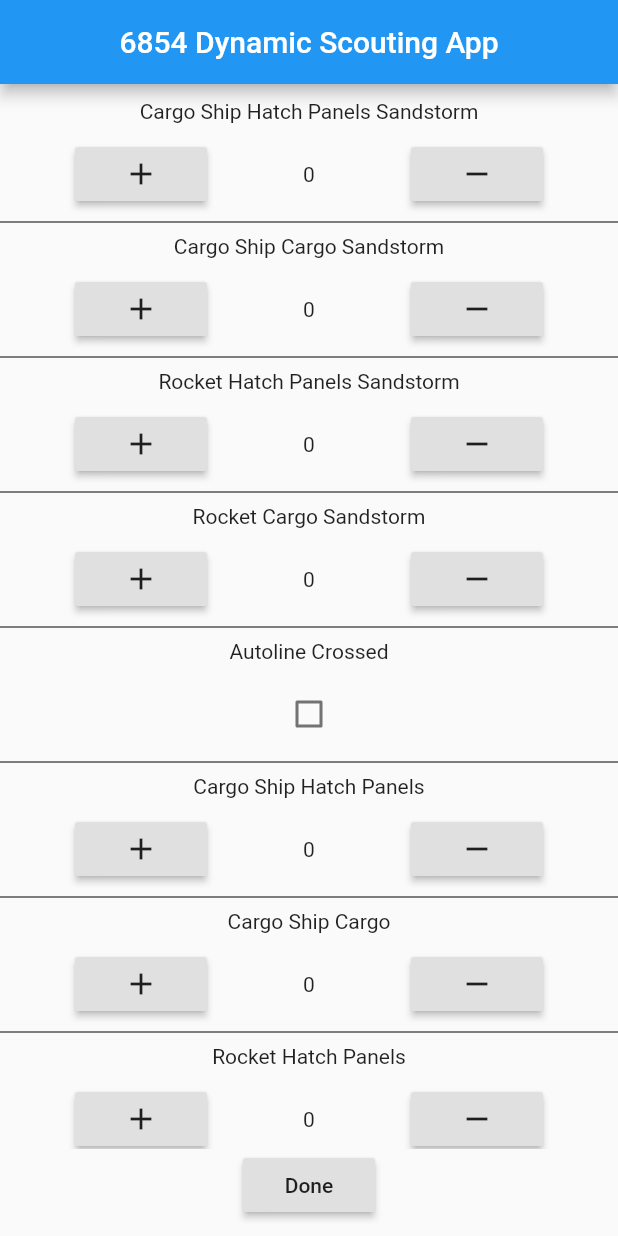
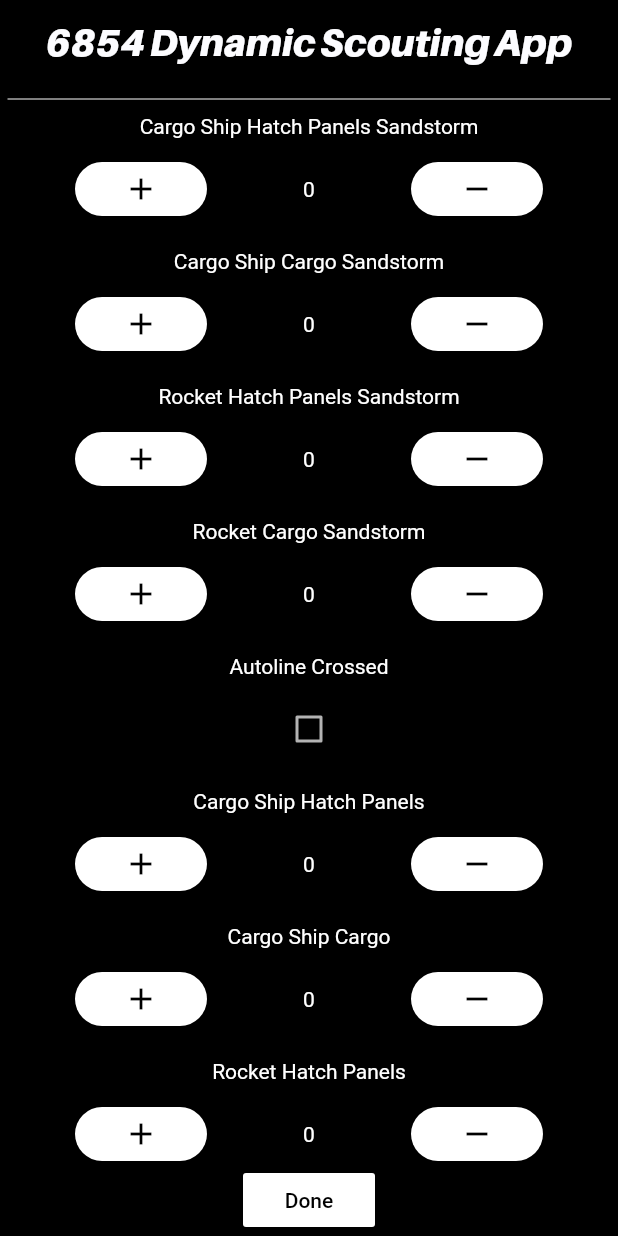
Before and after one commit to FRC6854/VikingScouter, a Flutter app: the screen it shows after launch, on a phone screen of 412 x 824 dp. Run offline on Flutter 3.47's test engine with Material 2 defaults, Android fonts, the phone set to English and light mode, and no system bars.

Commit message:
Fancy Update

```diff
--- a/lib/main.dart
+++ b/lib/main.dart
@@ -3,6 +3,7 @@ import 'models/items.dart';
 import 'templates/counter.dart';
 import 'templates/number.dart';
 import 'templates/checkbox.dart';
+import 'util/constants.dart';
 
 void main() => runApp(MyApp());
 
@@ -12,10 +13,7 @@ class MyApp extends StatelessWidget {
   @override
   Widget build(BuildContext context) {
     return MaterialApp(
-      title: 'Flutter Demo',
-      theme: ThemeData(
-        primarySwatch: Colors.blue,
-      ),
+      theme: Constants.darkTheme,
       home: MyHomePage(),
     );
   }
@@ -31,14 +29,18 @@ class _MyHomePageState extends State<MyHomePage> {
   Widget build(BuildContext context) {
     return Scaffold(
       appBar: AppBar(
-        title: Text("6854 Dynamic Scouting App"),
+        title: Text("6854 Dynamic Scouting App", style: TextStyle(
+          fontSize: 25,
+          fontWeight: FontWeight.w500,
+          fontFamily: 'Aileron',
+          )),
         centerTitle: true,
       ),
       body: Center(
         child: Container(
-          margin: EdgeInsets.fromLTRB(0, 10, 0, 10),
           child: Column(
             children: <Widget>[
+              Divider(height: 20, color: Constants.darkAccent, indent: 5, endIndent: 5,),
               Expanded(
                 child: ListView.separated(
                   separatorBuilder: (context, index) => Divider(
@@ -59,7 +61,12 @@ class _MyHomePageState extends State<MyHomePage> {
                 ),
               ),
 
-              RaisedButton(child: Text("Done"), onPressed: () => printData())
+              RaisedButton(
+                child: Text("Done"),
+                onPressed: () => printData(),
+                color: Constants.darkAccent,
+                textColor: Constants.darkBG,
+              )
             ],
           )
         ),
--- a/lib/templates/checkbox.dart
+++ b/lib/templates/checkbox.dart
@@ -1,4 +1,5 @@
 import 'package:flutter/material.dart';
+import 'package:dynamic_scouting_app/util/constants.dart';
 
 Widget checkboxWidget (String name, int value, int index, Function onChange) {
   bool checkboxValue;
@@ -17,6 +18,8 @@ Widget checkboxWidget (String name, int value, int index, Function onChange) {
         Checkbox(
           value: checkboxValue,
           onChanged: (boolValue) => onChange(index, boolValue),
+          checkColor: Constants.darkAccent,
+          activeColor: Constants.darkBG,
         )
       ],
     )
--- a/lib/templates/counter.dart
+++ b/lib/templates/counter.dart
@@ -1,4 +1,5 @@
 import 'package:flutter/material.dart';
+import 'package:dynamic_scouting_app/util/constants.dart';
 
 Widget counterWidget (String name, int value, int index, Function onPushMethod) {
   return Container(
@@ -10,14 +11,24 @@ Widget counterWidget (String name, int value, int index, Function onPushMethod)
         Row(
           mainAxisAlignment: MainAxisAlignment.spaceBetween,
           children: <Widget>[
-            RaisedButton(
-              child: Icon(Icons.add),
-              onPressed: () => onPushMethod(index, 1),
+            Container(
+              child: RaisedButton(
+                child: Icon(Icons.add),
+                onPressed: () => onPushMethod(index, 1),
+                shape: new RoundedRectangleBorder(borderRadius: new BorderRadius.circular(30.0)),
+                color: Constants.darkAccent,
+                textColor: Constants.darkBG,
+              ),
             ),
             Text(value.toString()),
-            RaisedButton(
-              child: Icon(Icons.remove),
-              onPressed: () => onPushMethod(index, -1),
+            Container(
+              child: RaisedButton(
+                child: Icon(Icons.remove),
+                onPressed: () => onPushMethod(index, -1),
+                shape: new RoundedRectangleBorder(borderRadius: new BorderRadius.circular(30.0)),
+                color: Constants.darkAccent,
+                textColor: Constants.darkBG,
+              ),
             ),
           ],
         )
--- /dev/null
+++ b/lib/util/constants.dart
@@ -0,0 +1,33 @@
+import 'package:flutter/material.dart';
+import 'package:flutter/services.dart';
+
+class Constants {
+  //Colors for theme
+  static Color lightPrimary = Color(0xfffcfcff);
+  static Color darkPrimary = Colors.black;
+  static Color lightAccent = Colors.blueGrey[900];
+  static Color darkAccent = Colors.white;
+  static Color lightBG = Color(0xfffcfcff);
+  static Color darkBG = Colors.black;
+  static Color badgeColor = Colors.red;
+
+  static ThemeData darkTheme = ThemeData(
+    brightness: Brightness.dark,
+    backgroundColor: darkBG,
+    primaryColor: darkPrimary,
+    accentColor: darkAccent,
+    scaffoldBackgroundColor: darkBG,
+    cursorColor: darkAccent,
+    appBarTheme: AppBarTheme(
+      elevation: 1,
+      textTheme: TextTheme(
+        title: TextStyle(
+          color: lightBG,
+          fontSize: 25,
+          fontWeight: FontWeight.w500,
+          fontFamily: 'Aileron',
+        ),
+      ),
+    ),
+  );
+}
```
Also changed, not shown: pubspec.yaml (+11 -11 lines), fonts/Aileron-BlackItalic.otf (added), fonts/OpenSans300.ttf (added), fonts/OpenSansRegular.ttf (added).
